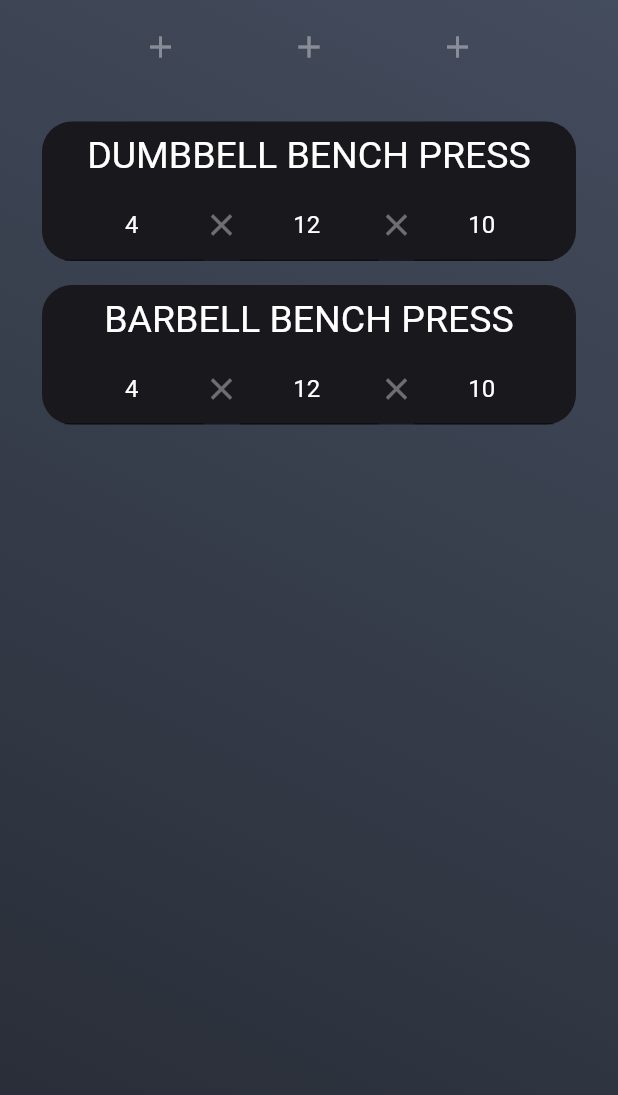
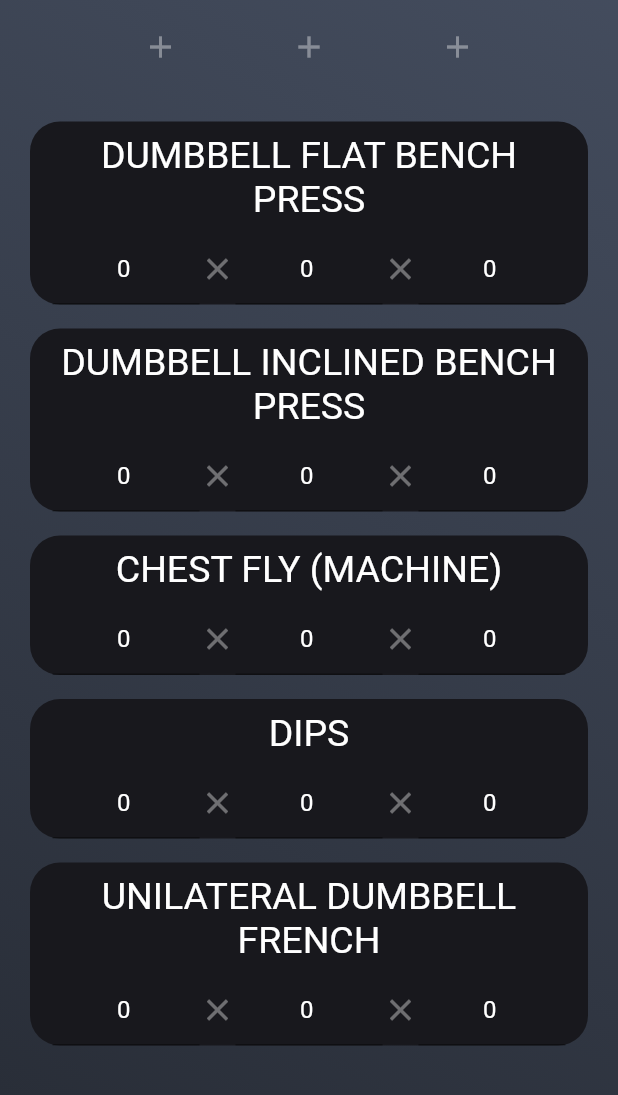
Before and after one commit to PeterMaged97/gym-assistant, a Flutter app: the screen it shows after launch, on a phone screen of 412 x 824 dp, the part 141-1236 px from its top. Run offline on Flutter 3.47's test engine with Material 2 defaults, Android fonts, the phone set to English and light mode, and no system bars; our stand-ins replace expandable, shared_preferences.

Commit message:
Finished and tested ListView functionality

```diff
--- a/lib/Screens/home_screen.dart
+++ b/lib/Screens/home_screen.dart
@@ -3,15 +3,19 @@ import 'package:flutter/material.dart';
 import 'package:get_ripped/Components/volume_input_field.dart';
 import 'package:get_ripped/constants.dart';
 import 'package:get_ripped/exercise.dart';
+import 'package:get_ripped/routine_list.dart';
+import 'package:provider/provider.dart';
 
 class HomeScreen extends StatelessWidget {
   @override
   Widget build(BuildContext context) {
 
-    List<Exercise> exercises = [
-      Exercise('dumbbell bench press', 4, 12, 10, true),
-      Exercise('barbell bench press', 4, 12, 10, true),
-    ];
+    // List<Exercise> exercises = [
+    //   Exercise('dumbbell bench press', 4, 12, 10, true),
+    //   Exercise('barbell bench press', 4, 12, 10, true),
+    // ];
+
+    dynamic source = Provider.of<RoutineList>(context).routines[0].days[0].exercises;
 
     List<String> dummy = ['a', 'b'];
     return Material(
@@ -55,6 +59,7 @@ class HomeScreen extends StatelessWidget {
                   height: 30,
                 ),
                 Row(
+                  //ToDo: Change Icons to something suitable and add their functionality.
                   mainAxisAlignment: MainAxisAlignment.spaceEvenly,
                   children: [
                     Icon(
@@ -74,23 +79,53 @@ class HomeScreen extends StatelessWidget {
                 SizedBox(
                   height: 30,
                 ),
-                ListView.builder(
+                source == null ? Container(child: CupertinoActivityIndicator(radius: 50.0)) :
+                Expanded(
+                  child: ListView.builder(
                     scrollDirection: Axis.vertical,
                     shrinkWrap: true,
-                  itemCount: exercises.length,
+                    itemCount: source.length,
                     itemBuilder: (context, index) {
                       return Padding(
-                      padding: const EdgeInsets.all(8.0),
-                      child: Container(
+                        padding: const EdgeInsets.symmetric(vertical: 8.0),
+                        child: ExerciseCard(source[index].name, source[index].sets, source[index].reps, source[index].weight, source[index].isMetric),
+                      );
+                    },
+                  ),
+                ),
+              ],
+            ),
+          ),
+        ),
+      ),
+    );
+  }
+}
+//ToDo: create another card template for Routines and Days.
+class ExerciseCard extends StatelessWidget {
+
+  final String label;
+  final int sets;
+  final int reps;
+  final int weight;
+  final bool isMetric;
+  ExerciseCard(this.label, this.sets, this.reps, this.weight, this.isMetric);
+
+  @override
+  Widget build(BuildContext context) {
+    return Container(
       child: Column(
         children: [
           Container(
             child: Padding(
               padding: const EdgeInsets.all(8.0),
               child: Text(
-                                  exercises[index].name,
+                label,
                 style: TextStyle(
-                                      fontSize: 25, color: Colors.white),
+                    fontSize: 25,
+                    color: Colors.white
+                ),
+                textAlign: TextAlign.center,
               ),
             ),
           ),
@@ -100,11 +135,13 @@ class HomeScreen extends StatelessWidget {
             child: Row(
               mainAxisAlignment: MainAxisAlignment.center,
               children: [
-                                  VolumeInputField('Sets', exercises[index].sets),
+                VolumeInputField('Sets', sets),
                 Icon(Icons.close, color: kPrimaryColor),
-                                  VolumeInputField('Reps', exercises[index].reps),
+                VolumeInputField('Reps', reps),
                 Icon(Icons.close, color: kPrimaryColor),
-                                  VolumeInputField('Weight', exercises[index].weight),
+                VolumeInputField('Weight', weight),
+                //ToDo: Add a 'Save' Button to persist values to shared preferences when tapped.
+                //ToDo: (Optional) Add a way for checking the exercise as 'done' (use a check icon or change card color).
               ],
             ),
           )
@@ -113,15 +150,6 @@ class HomeScreen extends StatelessWidget {
       decoration: BoxDecoration(
           borderRadius: BorderRadius.circular(20),
           color: kTertiaryBackgroundColor),
-                      ),
-                    );
-                  },
-                ),
-              ],
-            ),
-          ),
-        ),
-      ),
     );
   }
 }
--- a/lib/constants.dart
+++ b/lib/constants.dart
@@ -16,7 +16,7 @@ final List<String> kExerciseNames = [
   'pulldown',
   'low row',
   'row (machine)',
-  'pulldown (machine)'
+  'pulldown (machine)',
   'lower back',
   'rear deltoids (machine)',
   'biceps curls',
@@ -31,7 +31,7 @@ final List<String> kExerciseNames = [
 ];
 
 final Map<String, List<int>> kDayNames = {
-  'Push': [0,1,2,3,4,5,6,20,21],
+  'Push': [0,1,2,3,4,5,6,20,21,],
   'Pull': [7,8,9,10,11,12,13,14],
   'Legs': [15,16,17,18,19],
   'Chest': [0,1,2,3],
--- a/lib/main.dart
+++ b/lib/main.dart
@@ -5,6 +5,8 @@ import 'package:get_ripped/constants.dart';
 import 'package:get_ripped/day.dart';
 import 'package:get_ripped/exercise.dart';
 import 'package:get_ripped/routine.dart';
+import 'package:get_ripped/routine_list.dart';
+import 'package:provider/provider.dart';
 import 'package:shared_preferences/shared_preferences.dart';
 
 void main() {
@@ -27,8 +29,10 @@ Future<List<Routine>> loadData() async {
     exercises.add(Exercise(exerciseName.toUpperCase(), sets, reps, weight, isMetric));
   }
   kDayNames.forEach((key, value) {
+    print(key);
     List<Exercise> e = [];
     for (int i in value) {
+      print(exercises[i].name);
       e.add(exercises[i]);
     }
     days.add(Day(key, e));
@@ -47,13 +51,19 @@ Future<List<Routine>> loadData() async {
 class GetRipped extends StatelessWidget {
   @override
   Widget build(BuildContext context) {
+
     SystemChrome.setEnabledSystemUIOverlays([SystemUiOverlay.top]);
     SystemChrome.setSystemUIOverlayStyle(SystemUiOverlayStyle(systemNavigationBarColor: Color(0x00000000)));
-    return MaterialApp(
-      initialRoute: '/',
-      routes: {
-        '/' : (context) => HomeScreen(),
+    return FutureProvider<RoutineList>(
+      create: (BuildContext context) async {
+        return RoutineList(await loadData());
       },
+      child: MaterialApp(
+        initialRoute: '/',
+        routes: {
+          '/' : (context) => HomeScreen(),
+        },
+      ),
     );
   }
 }
--- /dev/null
+++ b/lib/routine_list.dart
@@ -0,0 +1,7 @@
+import 'package:flutter/cupertino.dart';
+import 'package:get_ripped/routine.dart';
+
+class RoutineList with ChangeNotifier{
+  List<Routine> routines;
+  RoutineList(this.routines);
+}
```
Lines whose indentation alone changed are shown as unchanged.
